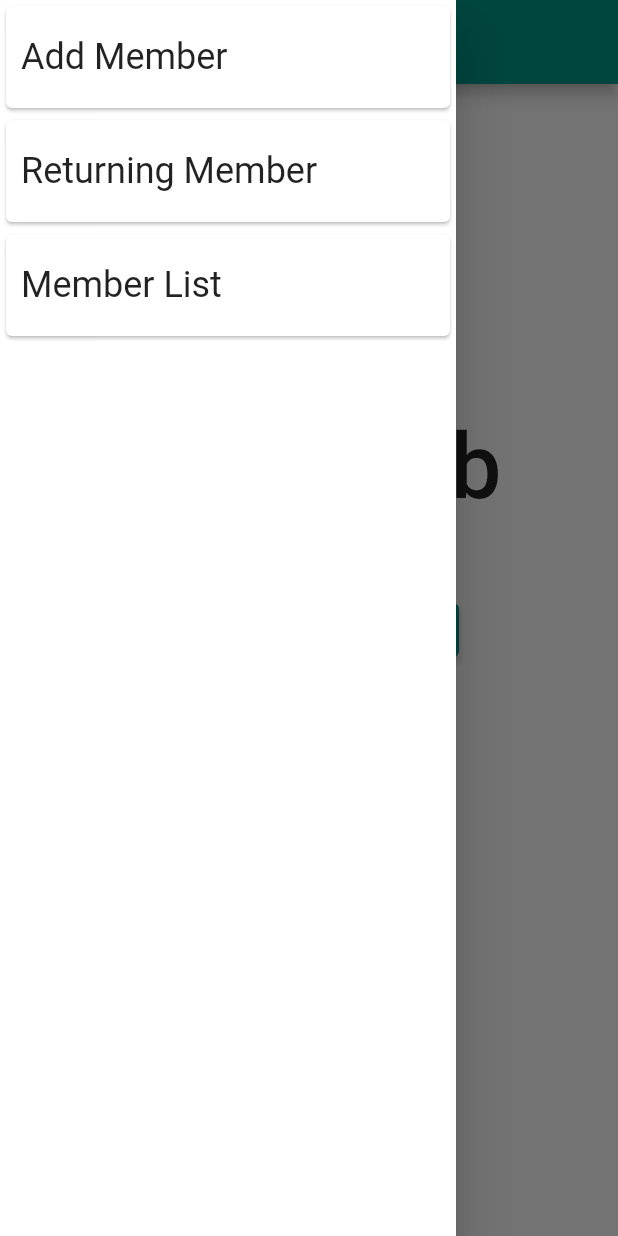
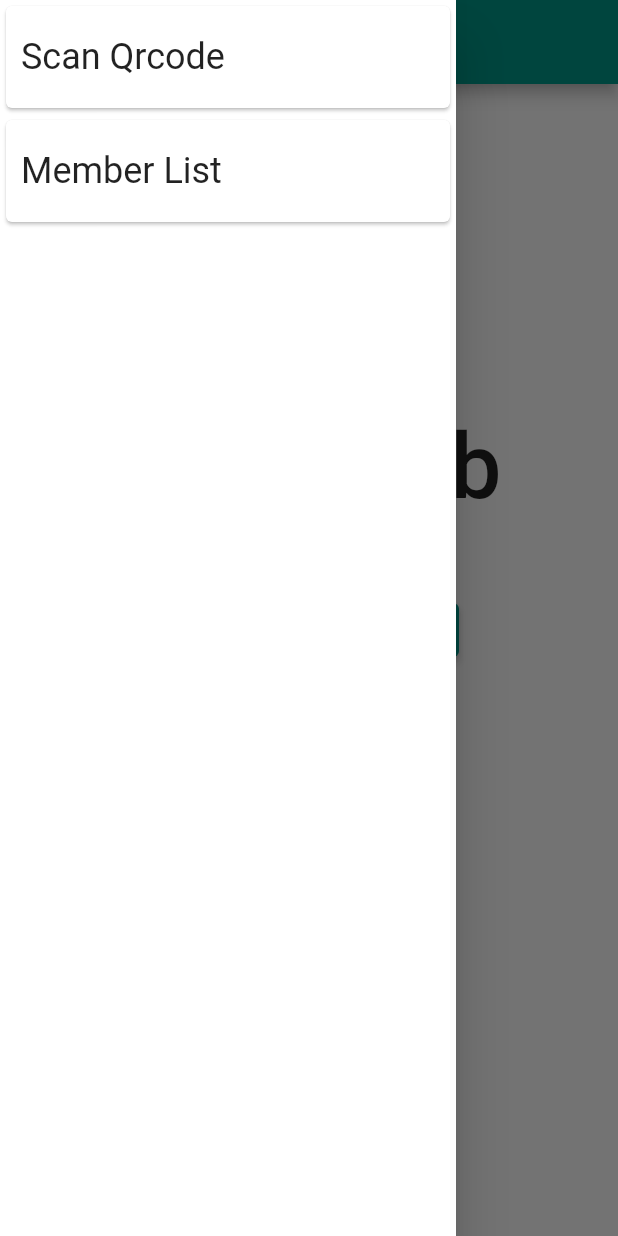
Before and after one commit to brodeous/ope_mugclub, a Flutter app: the screen it shows after launch, with the side drawer open, on a phone screen of 412 x 824 dp. Run offline on Flutter 3.47's test engine with Material 2 defaults, Android fonts, the phone set to English and light mode, and no system bars; our stand-ins replace firebase_core, firebase_database; missing offline and left inert: qr_code_scanner; accounts and stored records are empty.

Commit message:
Start Branch

```diff
--- a/lib/main.dart
+++ b/lib/main.dart
@@ -15,6 +15,7 @@ class MyApp extends StatelessWidget {
   @override
   Widget build(BuildContext context) {
     return MaterialApp(
+      debugShowCheckedModeBanner: false,
       title: 'OPE Mug Club',
       theme: ThemeData(
         // This is the theme of your application.
@@ -34,7 +35,7 @@ class MyApp extends StatelessWidget {
             if (snapshot.hasError) {
                 return Text('Something went wrong! ${snapshot.error.toString()}');
             } else if (snapshot.hasData) {
-                return const MyHomePage();
+                return MyHomePage();
             } else {
                 return const Center(
                     child: CircularProgressIndicator(),
--- a/lib/src/components/navigator.dart
+++ b/lib/src/components/navigator.dart
@@ -14,28 +14,28 @@ class NavBar extends StatelessWidget {
       backgroundColor: Colors.white,
       child: ListView(
         children: [
-          Card(
-            clipBehavior: Clip.hardEdge,
-            child: InkWell(
-              splashColor: Colors.teal.withAlpha(100),
-              onTap: () {
-                Navigator.of(context).push(
-                  MaterialPageRoute(
-                    builder: (context) =>
-                        QRScanner(database: Server.database, version: 0),
-                  ),
-                );
-              },
-              child: Container(
-                padding:
-                    const EdgeInsets.symmetric(vertical: 20, horizontal: 10),
-                child: Text(
-                  'Add Member',
-                  style: Styles.secondaryHeader,
-                ),
-              ),
-            ),
-          ),
+          // Card(
+          //   clipBehavior: Clip.hardEdge,
+          //   child: InkWell(
+          //     splashColor: Colors.teal.withAlpha(100),
+          //     onTap: () {
+          //       Navigator.of(context).push(
+          //         MaterialPageRoute(
+          //           builder: (context) =>
+          //               QRScanner(database: Server.database, version: 0),
+          //         ),
+          //       );
+          //     },
+          //     child: Container(
+          //       padding:
+          //           const EdgeInsets.symmetric(vertical: 20, horizontal: 10),
+          //       child: Text(
+          //         'Add Member',
+          //         style: Styles.secondaryHeader,
+          //       ),
+          //     ),
+          //   ),
+          // ),
           Card(
             clipBehavior: Clip.hardEdge,
             child: InkWell(
@@ -52,7 +52,7 @@ class NavBar extends StatelessWidget {
                 padding:
                     const EdgeInsets.symmetric(vertical: 20, horizontal: 10),
                 child: Text(
-                  'Returning Member',
+                  'Scan Qrcode',
                   style: Styles.secondaryHeader,
                 ),
               ),
--- a/lib/src/pages/homepage.dart
+++ b/lib/src/pages/homepage.dart
@@ -1,15 +1,13 @@
 import 'package:flutter/material.dart';
 import 'package:ope_mugclub/src/components/qr_scanner.dart';
-import 'package:firebase_database/firebase_database.dart';
 import 'package:ope_mugclub/src/components/styles/global_styles.dart';
 import './new_member_page.dart';
 import './return_member_page.dart';
 import '../components/navigator.dart';
 import '../backend/server.dart';
-import '../components/styles/global_styles.dart';
 
-class MyHomePage extends StatefulWidget {
-  const MyHomePage({super.key});
+class MyHomePage extends StatelessWidget {
+    MyHomePage({super.key});
 
   // This widget is the home page of your application. It is stateful, meaning
   // that it has a State object (defined below) that contains fields that affect
@@ -22,11 +20,6 @@ class MyHomePage extends StatefulWidget {
 
   final String title = 'OPE Mug Club';
 
-  @override
-  State<MyHomePage> createState() => _MyHomePageState();
-}
-
-class _MyHomePageState extends State<MyHomePage> {
   // final double buttonWidth = 200;
 
   final ButtonStyle buttonStyle = ElevatedButton.styleFrom(
@@ -49,14 +42,9 @@ class _MyHomePageState extends State<MyHomePage> {
       appBar: AppBar(
         // Here we take the value from the MyHomePage object that was created by
         // the App.build method, and use it to set our appbar title.
-        title: Text(widget.title),
+        title: Text(title),
       ),
-      body: buildButtons(),
-    );
-  }
-
-  Widget buildButtons() {
-    return Center(
+      body:  Center(
           child: Column(
             children: <Widget>[
               Container(
@@ -88,16 +76,17 @@ class _MyHomePageState extends State<MyHomePage> {
               ElevatedButton(
                 style: buttonStyle,
                 onPressed: () {
-              newMember(context);
+                  _onPressed(context);
                 },
                 child: const Text('Scan Qrcode'),
               ),
             ],
           ),
+        )
       );
   }
 
-  Future<dynamic> newMember(BuildContext context) {
+  Future<dynamic> _onPressed(BuildContext context) {
     return Navigator.of(context).push(
       MaterialPageRoute(
         builder: (context) => QRScanner(database: Server.database, version: 0),
@@ -105,11 +94,4 @@ class _MyHomePageState extends State<MyHomePage> {
     );
   }
 
-  Future<dynamic> returningMember(BuildContext context) {
-    return Navigator.of(context).push(
-      MaterialPageRoute(
-        builder: (context) => QRScanner(database: Server.database, version: 1),
-      ),
-    );
 }
-}
```
Also changed, not shown: lib/src/components/qr_scanner.dart (+1 -23 lines), lib/src/pages/member_list.dart (+8 -1 lines), lib/src/pages/return_member_page.dart (+38 -61 lines). Lines whose indentation alone changed are shown as unchanged.
